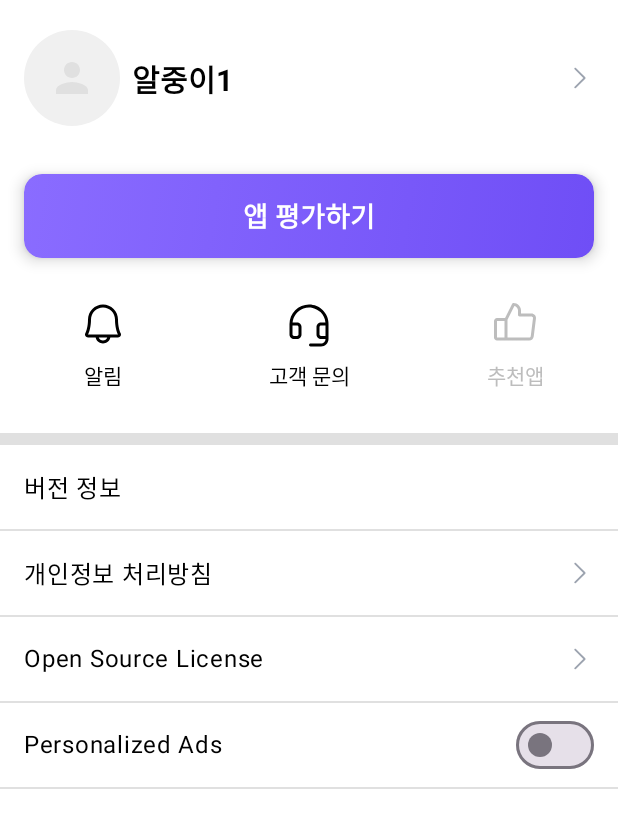
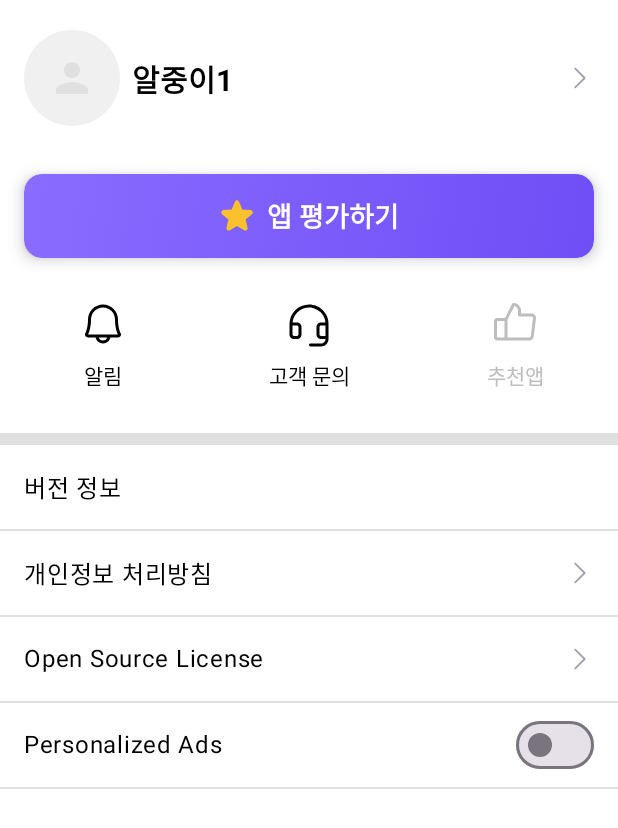
Before and after one commit to yslee-sound/AlcoholicTimer, an Android app built with Jetpack Compose: the @Preview function AboutScreenPreview, on a phone screen of 412 x 824 dp. Shown: the top 828 px of the screen. Run offline under Robolectric (Android 15) with nearby library versions, the phone set to English and light mode, and no system bars; our stand-ins replace AdMob; pictures from the network do not load.

Commit message:
rel 1.1.5 redesign 2.80

```diff
--- a/app/src/main/java/kr/sweetapps/alcoholictimer/ui/tab_05/Tab05.kt
+++ b/app/src/main/java/kr/sweetapps/alcoholictimer/ui/tab_05/Tab05.kt
@@ -72,6 +72,7 @@ fun AboutScreen(
     onNavigateEditNickname: () -> Unit = {},
     onNavigateCurrencySettings: () -> Unit = {},
     onNavigateDebug: () -> Unit = {},
+    onNavigateNotification: () -> Unit = {},
     showBack: Boolean = false,
     onBack: () -> Unit = {}
 ) {
@@ -197,7 +198,19 @@ fun AboutScreen(
                     },
                 contentAlignment = Alignment.Center
             ) {
-                Text(text = "앱 평가하기", color = Color.White, fontWeight = FontWeight.Bold, fontSize = 18.sp)
+                Row(
+                    verticalAlignment = Alignment.CenterVertically,
+                    horizontalArrangement = Arrangement.Center
+                ) {
+                    Icon(
+                        painter = painterResource(id = R.drawable.star),
+                        contentDescription = null,
+                        tint = Color(0xFFFBC02D), // 노란색
+                        modifier = Modifier.size(24.dp)
+                    )
+                    Spacer(modifier = Modifier.width(8.dp))
+                    Text(text = "앱 평가하기", color = Color.White, fontWeight = FontWeight.Bold, fontSize = 18.sp)
+                }
             }
         }
 
@@ -212,6 +225,7 @@ fun AboutScreen(
             Column(
                 modifier = Modifier
                     .weight(1f)
+                    .clickable { onNavigateNotification() }
                     .padding(vertical = dims.spacing.sm),
                 horizontalAlignment = Alignment.CenterHorizontally
             ) {
@@ -341,5 +355,5 @@ fun AboutScreen(
 @Preview(showBackground = true)
 @Composable
 fun AboutScreenPreview() {
-    AboutScreen(onNavigateLicenses = {}, onNavigateDebug = {})
+    AboutScreen(onNavigateLicenses = {}, onNavigateDebug = {}, onNavigateNotification = {})
 }
```
Also changed, not shown: app/src/main/java/kr/sweetapps/alcoholictimer/ui/main/AppNavHost.kt (+8 -0 lines), app/src/main/java/kr/sweetapps/alcoholictimer/ui/tab_05/screens/Notification.kt (added, +88 -0 lines), app/src/main/java/kr/sweetapps/alcoholictimer/ui/tab_05/viewmodel/NotificationViewModel.kt (added, +10 -0 lines).
